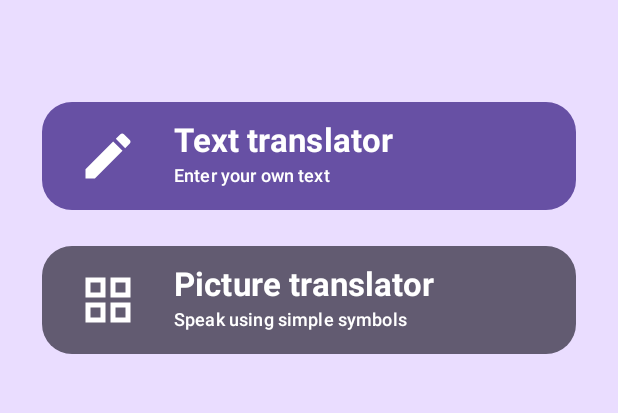
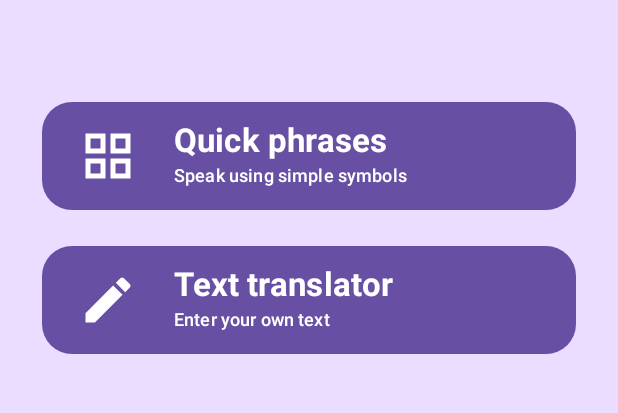
Before and after one commit to MK-NB/I2MS, an Android app built with Jetpack Compose: the screen it shows after launch (MainActivity), on a phone screen of 412 x 824 dp, the part 554-967 px from its top. Run offline under Robolectric (Android 15) with nearby library versions, the phone set to English and light mode, and no system bars; our stand-ins replace Dagger/Hilt's generated code; libraries missing offline, so code that uses them is left out: androidx.hilt.lifecycle, com.google.mlkit.common, com.google.mlkit.nl.

Commit message:
Minor improvements

```diff
--- a/app/src/main/java/com/example/smarttranslator/MainActivity.kt
+++ b/app/src/main/java/com/example/smarttranslator/MainActivity.kt
@@ -138,7 +138,7 @@ fun HomeScreen(onTextClick: () -> Unit, onVisualClick: () -> Unit) {
         ) {
             Icon(
                 imageVector = Icons.Default.Translate,
-                contentDescription = null,
+                contentDescription = "App logo",
                 modifier = Modifier.size(100.dp),
                 tint = MaterialTheme.colorScheme.primary
             )
@@ -153,6 +153,31 @@ fun HomeScreen(onTextClick: () -> Unit, onVisualClick: () -> Unit) {
             )
 
             Spacer(modifier = Modifier.height(64.dp))
+
+            Button(
+                onClick = onVisualClick,
+                modifier = Modifier
+                    .fillMaxWidth()
+                    .height(80.dp)
+                    .padding(4.dp),
+                shape = RoundedCornerShape(20.dp),
+                colors = ButtonDefaults.buttonColors(containerColor = MaterialTheme.colorScheme.primary)
+            ) {
+                Row(
+                    verticalAlignment = Alignment.CenterVertically,
+                    horizontalArrangement = Arrangement.Start,
+                    modifier = Modifier.fillMaxWidth()
+                ) {
+                    Icon(imageVector = Icons.Default.GridView, contentDescription = null, modifier = Modifier.size(40.dp))
+                    Spacer(modifier = Modifier.width(24.dp))
+                    Column {
+                        Text(text = "Quick phrases", fontSize = 22.sp, fontWeight = FontWeight.Bold)
+                        Text(text = "Speak using simple symbols", fontSize = 12.sp, color = MaterialTheme.colorScheme.onSecondary)
+                    }
+                }
+            }
+
+            Spacer(modifier = Modifier.height(16.dp))
 
             Button(
                 onClick = onTextClick,
@@ -173,31 +198,6 @@ fun HomeScreen(onTextClick: () -> Unit, onVisualClick: () -> Unit) {
                     Column {
                         Text(text = "Text translator", fontSize = 22.sp, fontWeight = FontWeight.Bold)
                         Text(text = "Enter your own text", fontSize = 12.sp, color = MaterialTheme.colorScheme.onPrimary)
-                    }
-                }
-            }
-
-            Spacer(modifier = Modifier.height(16.dp))
-
-            Button(
-                onClick = onVisualClick,
-                modifier = Modifier
-                    .fillMaxWidth()
-                    .height(80.dp)
-                    .padding(4.dp),
-                shape = RoundedCornerShape(20.dp),
-                colors = ButtonDefaults.buttonColors(containerColor = MaterialTheme.colorScheme.secondary)
-            ) {
-                Row(
-                    verticalAlignment = Alignment.CenterVertically,
-                    horizontalArrangement = Arrangement.Start,
-                    modifier = Modifier.fillMaxWidth()
-                ) {
-                    Icon(imageVector = Icons.Default.GridView, contentDescription = null, modifier = Modifier.size(40.dp))
-                    Spacer(modifier = Modifier.width(24.dp))
-                    Column {
-                        Text(text = "Picture translator", fontSize = 22.sp, fontWeight = FontWeight.Bold)
-                        Text(text = "Speak using simple symbols", fontSize = 12.sp, color = MaterialTheme.colorScheme.onSecondary)
                     }
                 }
             }
--- a/gradle/libs.versions.toml
+++ b/gradle/libs.versions.toml
@@ -1,13 +1,13 @@
 [versions]
-agp = "9.4.1"
+agp = "9.5.2"
 coreKtx = "1.19.1"
 junit = "4.13.2"
 junitVersion = "1.3.0"
 espressoCore = "3.7.0"
-lifecycleRuntimeKtx = "2.11.0"
+lifecycleRuntimeKtx = "2.11.1"
 activityCompose = "1.13.0"
 kotlin = "2.4.21"
-composeBom = "2026.09.00"
+composeBom = "2026.11.01"
 translate = "17.0.3"
 datastorePreferences = "1.3.0"
 hilt = "2.60.1"
```
Also changed, not shown: app/src/main/java/com/example/smarttranslator/Models.kt (+24 -0 lines).
